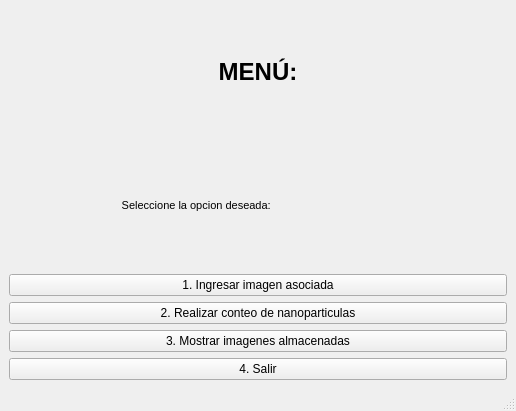
Before: the Qt Designer form interfaz_menu.ui in MarianaGG3/TrabajoFinal_info, drawn with Qt 5.
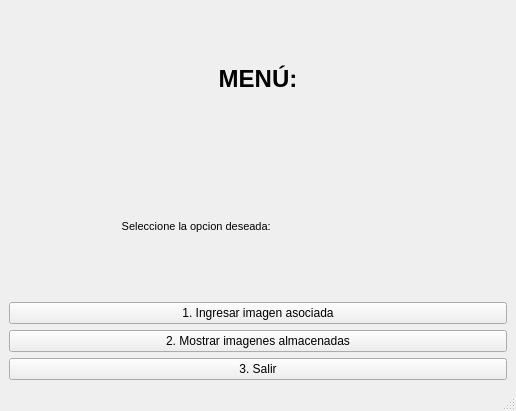
After: the same form once the commit is applied.

Commit message: actualizacion a la interfaz

Patch:
```diff
--- a/interfaz_menu.ui
+++ b/interfaz_menu.ui
@@ -41,24 +41,17 @@
       </property>
      </widget>
     </item>
-    <item>
-     <widget class="QPushButton" name="conteo">
-      <property name="text">
-       <string>2. Realizar conteo de nanoparticulas</string>
-      </property>
-     </widget>
-    </item>
     <item>
      <widget class="QPushButton" name="imag">
       <property name="text">
-       <string>3. Mostrar imagenes almacenadas</string>
+       <string>2. Mostrar imagenes almacenadas</string>
       </property>
      </widget>
     </item>
     <item>
      <widget class="QPushButton" name="salir">
       <property name="text">
-       <string>4. Salir</string>
+       <string>3. Salir</string>
       </property>
      </widget>
     </item>
```
Left out of the diff: 2 changed lines with no effect on the pictures. The commit also changes 4 other files.
